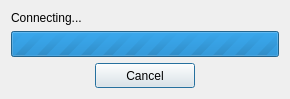
This is ui/checkupdates.ui in ckorn/xvst as Qt 5 draws it before an edit. The edited form follows.
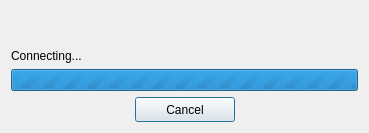
This is the edited form. Icons and pictures are not drawn.

```diff
--- a/ui/checkupdates.ui
+++ b/ui/checkupdates.ui
@@ -1,12 +1,12 @@
 <ui version="4.0" >
  <class>CheckUpdates</class>
- <widget class="QDialog" name="CheckUpdates" >
-  <property name="geometry" >
+ <widget class="QDialog" name="CheckUpdates">
+  <property name="geometry">
    <rect>
     <x>0</x>
     <y>0</y>
-    <width>290</width>
-    <height>99</height>
+    <width>369</width>
+    <height>133</height>
    </rect>
   </property>
   <property name="minimumSize" >
@@ -15,10 +15,10 @@
     <height>99</height>
    </size>
   </property>
-  <property name="maximumSize" >
+  <property name="maximumSize">
    <size>
-    <width>290</width>
-    <height>99</height>
+    <width>16777215</width>
+    <height>16777215</height>
    </size>
   </property>
   <property name="windowTitle" >
@@ -27,29 +27,34 @@
   <property name="windowIcon" >
    <iconset resource="../resources/resources.qrc" >:/buttons/images/transmit_blue.png</iconset>
   </property>
-  <layout class="QGridLayout" >
-   <item row="0" column="0" >
-    <widget class="QLabel" name="lblUpdating" >
-     <property name="text" >
-      <string>Connecting...</string>
-     </property>
-    </widget>
+  <layout class="QGridLayout" name="gridLayout">
+   <item row="0" column="0">
+    <layout class="QVBoxLayout" name="verticalLayout">
+     <item>
+      <spacer name="verticalSpacer">
+       <property name="orientation">
+        <enum>Qt::Vertical</enum>
+       </property>
+       <property name="sizeHint" stdset="0">
+        <size>
+         <width>20</width>
+         <height>13</height>
+        </size>
+       </property>
+      </spacer>
+     </item>
+     <item>
+      <widget class="QLabel" name="lblUpdating">
+       <property name="text">
+        <string>Connecting...</string>
+       </property>
+      </widget>
+     </item>
+    </layout>
    </item>
-   <item row="1" column="0" >
-    <widget class="QProgressBar" name="pbrUpdate" >
-     <property name="minimumSize" >
-      <size>
-       <width>0</width>
-       <height>26</height>
-      </size>
-     </property>
-     <property name="maximumSize" >
-      <size>
-       <width>16777215</width>
-       <height>26</height>
-      </size>
-     </property>
-     <property name="maximum" >
+   <item row="1" column="0">
+    <widget class="QProgressBar" name="pbrUpdate">
+     <property name="maximum">
       <number>0</number>
      </property>
      <property name="value" >
@@ -66,8 +71,8 @@
      </property>
     </widget>
    </item>
-   <item row="2" column="0" >
-    <layout class="QHBoxLayout" >
+   <item row="2" column="0">
+    <layout class="QHBoxLayout" name="horizontalLayout">
      <item>
       <spacer>
        <property name="orientation" >
@@ -82,8 +87,8 @@
       </spacer>
      </item>
      <item>
-      <widget class="QPushButton" name="btnCancel" >
-       <property name="minimumSize" >
+      <widget class="QPushButton" name="btnCancel">
+       <property name="minimumSize">
         <size>
          <width>100</width>
          <height>25</height>
```
Left out of the diff: 38 changed lines with no effect on the pictures.
